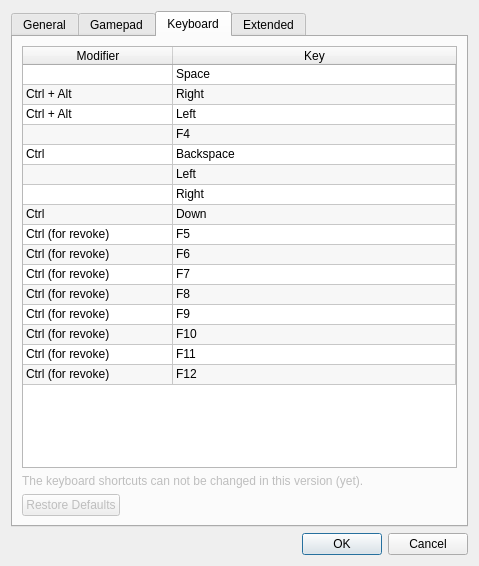
First picture: the form in base/SettingsDlg.ui, repository fmuecke/Ipponboard, before the edit.
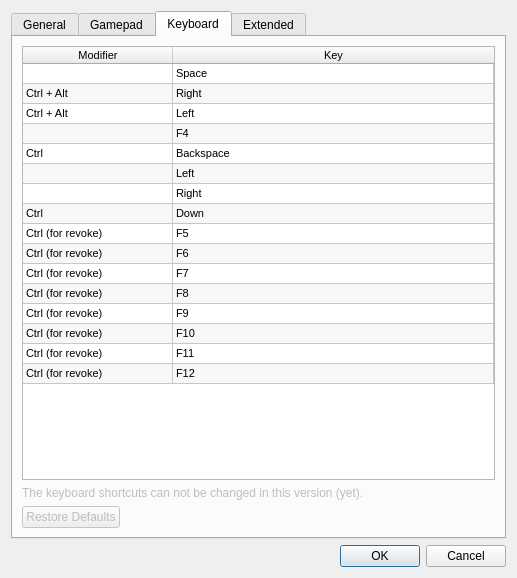
Second picture: the form after the edit. The open tabs and pages were chosen to show the change. Icons and pictures are not drawn. Custom widgets are drawn as their Qt base class.

Patch:
```diff
--- a/base/SettingsDlg.ui
+++ b/base/SettingsDlg.ui
@@ -9,8 +9,8 @@
    <rect>
     <x>0</x>
     <y>0</y>
-    <width>459</width>
-    <height>566</height>
+    <width>517</width>
+    <height>578</height>
    </rect>
   </property>
   <property name="sizePolicy">
@@ -1100,6 +1100,11 @@
          <property name="enabled">
           <bool>true</bool>
          </property>
+         <property name="font">
+          <font>
+           <pointsize>8</pointsize>
+          </font>
+         </property>
          <property name="frameShape">
           <enum>QFrame::StyledPanel</enum>
          </property>
```
Left out of the diff: 7 changed lines with no effect on the pictures.
